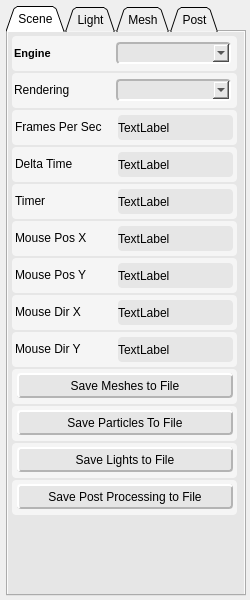
Old version of the form ShaderEditor/qt/project/tweaker.ui in the repository karajensen/shader-editor.
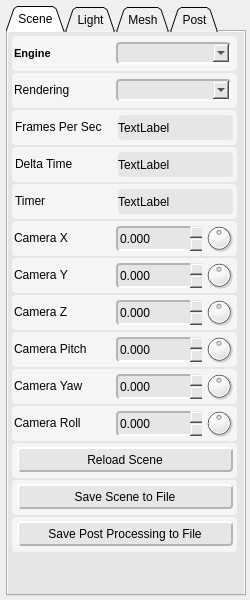
New version of the form.

Commit message: adding mock scene

```diff
--- a/ShaderEditor/qt/project/tweaker.ui
+++ b/ShaderEditor/qt/project/tweaker.ui
@@ -688,13 +688,7 @@
          </widget>
         </item>
         <item>
-         <widget class="QFrame" name="mousePosX">
-          <property name="sizePolicy">
-           <sizepolicy hsizetype="Fixed" vsizetype="Fixed">
-            <horstretch>0</horstretch>
-            <verstretch>0</verstretch>
-           </sizepolicy>
-          </property>
+         <widget class="QFrame" name="cameraX">
           <property name="minimumSize">
            <size>
             <width>225</width>
@@ -712,15 +706,18 @@
 border-radius: 4px;</string>
           </property>
           <property name="frameShape">
-           <enum>QFrame::Panel</enum>
+           <enum>QFrame::NoFrame</enum>
           </property>
           <property name="frameShadow">
-           <enum>QFrame::Raised</enum>
+           <enum>QFrame::Plain</enum>
           </property>
-          <widget class="QLabel" name="mousePosX_lbl">
+          <property name="lineWidth">
+           <number>0</number>
+          </property>
+          <widget class="QLabel" name="cameraX_lbl">
            <property name="geometry">
             <rect>
-             <x>3</x>
+             <x>2</x>
              <y>2</y>
              <width>100</width>
              <height>30</height>
@@ -750,70 +747,109 @@
              <bold>false</bold>
             </font>
            </property>
+           <property name="styleSheet">
+            <string notr="true">border-width: 0px;</string>
+           </property>
            <property name="text">
-            <string>Mouse Pos X</string>
+            <string>Camera X</string>
            </property>
+           <property name="margin">
+            <number>1</number>
+           </property>
           </widget>
-          <widget class="QLabel" name="mousePosX_text">
+          <widget class="QDoubleSpinBox" name="cameraX_value">
            <property name="geometry">
             <rect>
-             <x>106</x>
+             <x>104</x>
              <y>5</y>
-             <width>115</width>
+             <width>86</width>
              <height>25</height>
             </rect>
            </property>
            <property name="sizePolicy">
-            <sizepolicy hsizetype="Expanding" vsizetype="Expanding">
+            <sizepolicy hsizetype="Fixed" vsizetype="Fixed">
              <horstretch>0</horstretch>
              <verstretch>0</verstretch>
             </sizepolicy>
            </property>
            <property name="minimumSize">
             <size>
-             <width>115</width>
+             <width>86</width>
              <height>25</height>
             </size>
            </property>
            <property name="maximumSize">
             <size>
-             <width>115</width>
+             <width>86</width>
              <height>25</height>
             </size>
            </property>
-           <property name="autoFillBackground">
-            <bool>false</bool>
-           </property>
            <property name="styleSheet">
             <string notr="true">background-color: rgb(230, 230, 230);
-</string>
+border-top-color: rgb(180, 180, 180);
+border-left-color: rgb(180, 180, 180);
+border-bottom-color: rgb(255, 255, 255);
+border-right-color: rgb(255, 255, 255);
+border-style: solid;
+border-width: 2px;</string>
            </property>
-           <property name="frameShape">
-            <enum>QFrame::NoFrame</enum>
+           <property name="frame">
+            <bool>false</bool>
            </property>
-           <property name="frameShadow">
-            <enum>QFrame::Plain</enum>
+           <property name="buttonSymbols">
+            <enum>QAbstractSpinBox::UpDownArrows</enum>
            </property>
-           <property name="lineWidth">
-            <number>0</number>
+           <property name="decimals">
+            <number>3</number>
            </property>
-           <property name="text">
-            <string>TextLabel</string>
+           <property name="minimum">
+            <double>-9999.000000000000000</double>
            </property>
-           <property name="margin">
-            <number>3</number>
+           <property name="maximum">
+            <double>9999.000000000000000</double>
            </property>
           </widget>
+          <widget class="QDial" name="cameraX_dial">
+           <property name="geometry">
+            <rect>
+             <x>192</x>
+             <y>2</y>
+             <width>30</width>
+             <height>30</height>
+            </rect>
+           </property>
+           <property name="sizePolicy">
+            <sizepolicy hsizetype="Fixed" vsizetype="Fixed">
+             <horstretch>0</horstretch>
+             <verstretch>0</verstretch>
+            </sizepolicy>
+           </property>
+           <property name="minimumSize">
+            <size>
+             <width>30</width>
+             <height>30</height>
+            </size>
+           </property>
+           <property name="maximumSize">
+            <size>
+             <width>30</width>
+             <height>30</height>
+            </size>
+           </property>
+           <property name="styleSheet">
+            <string notr="true">border-width: 0px;</string>
+           </property>
+           <property name="minimum">
+            <number>-10000</number>
+           </property>
+           <property name="maximum">
+            <number>10000</number>
+           </property>
+          </widget>
          </widget>
         </item>
         <item>
-         <widget class="QFrame" name="mousePosY">
-          <property name="sizePolicy">
-           <sizepolicy hsizetype="Fixed" vsizetype="Fixed">
-            <horstretch>0</horstretch>
-            <verstretch>0</verstretch>
-           </sizepolicy>
-          </property>
+         <widget class="QFrame" name="cameraY">
           <property name="minimumSize">
            <size>
             <width>225</width>
@@ -831,15 +867,18 @@
 border-radius: 4px;</string>
           </property>
           <property name="frameShape">
-           <enum>QFrame::Panel</enum>
+           <enum>QFrame::NoFrame</enum>
           </property>
           <property name="frameShadow">
-           <enum>QFrame::Raised</enum>
+           <enum>QFrame::Plain</enum>
           </property>
-          <widget class="QLabel" name="mousePosY_lbl">
+          <property name="lineWidth">
+           <number>0</number>
+          </property>
+          <widget class="QLabel" name="cameraY_lbl">
            <property name="geometry">
             <rect>
-             <x>3</x>
+             <x>2</x>
              <y>2</y>
              <width>100</width>
              <height>30</height>
@@ -869,70 +908,109 @@
              <bold>false</bold>
             </font>
            </property>
+           <property name="styleSheet">
+            <string notr="true">border-width: 0px;</string>
+           </property>
            <property name="text">
-            <string>Mouse Pos Y</string>
+            <string>Camera Y</string>
            </property>
+           <property name="margin">
+            <number>1</number>
+           </property>
           </widget>
-          <widget class="QLabel" name="mousePosY_text">
+          <widget class="QDoubleSpinBox" name="cameraY_value">
            <property name="geometry">
             <rect>
-             <x>106</x>
+             <x>104</x>
              <y>5</y>
-             <width>115</width>
+             <width>86</width>
              <height>25</height>
             </rect>
            </property>
            <property name="sizePolicy">
-            <sizepolicy hsizetype="Expanding" vsizetype="Expanding">
+            <sizepolicy hsizetype="Fixed" vsizetype="Fixed">
              <horstretch>0</horstretch>
              <verstretch>0</verstretch>
             </sizepolicy>
            </property>
            <property name="minimumSize">
             <size>
-             <width>115</width>
+             <width>86</width>
              <height>25</height>
             </size>
            </property>
            <property name="maximumSize">
             <size>
-             <width>115</width>
+             <width>86</width>
              <height>25</height>
             </size>
            </property>
-           <property name="autoFillBackground">
-            <bool>false</bool>
-           </property>
            <property name="styleSheet">
             <string notr="true">background-color: rgb(230, 230, 230);
-</string>
+border-top-color: rgb(180, 180, 180);
+border-left-color: rgb(180, 180, 180);
+border-bottom-color: rgb(255, 255, 255);
+border-right-color: rgb(255, 255, 255);
+border-style: solid;
+border-width: 2px;</string>
            </property>
-           <property name="frameShape">
-            <enum>QFrame::NoFrame</enum>
+           <property name="frame">
+            <bool>false</bool>
            </property>
-           <property name="frameShadow">
-            <enum>QFrame::Plain</enum>
+           <property name="buttonSymbols">
+            <enum>QAbstractSpinBox::UpDownArrows</enum>
            </property>
-           <property name="lineWidth">
-            <number>0</number>
+           <property name="decimals">
+            <number>3</number>
            </property>
-           <property name="text">
-            <string>TextLabel</string>
+           <property name="minimum">
+            <double>-9999.000000000000000</double>
            </property>
-           <property name="margin">
-            <number>3</number>
+           <property name="maximum">
+            <double>9999.000000000000000</double>
            </property>
           </widget>
+          <widget class="QDial" name="cameraY_dial">
+           <property name="geometry">
+            <rect>
+             <x>192</x>
+             <y>2</y>
+             <width>30</width>
+             <height>30</height>
+            </rect>
+           </property>
+           <property name="sizePolicy">
+            <sizepolicy hsizetype="Fixed" vsizetype="Fixed">
+             <horstretch>0</horstretch>
+             <verstretch>0</verstretch>
+            </sizepolicy>
+           </property>
+           <property name="minimumSize">
+            <size>
+             <width>30</width>
+             <height>30</height>
+            </size>
+           </property>
+           <property name="maximumSize">
+            <size>
+             <width>30</width>
+             <height>30</height>
+            </size>
+           </property>
+           <property name="styleSheet">
+            <string notr="true">border-width: 0px;</string>
+           </property>
+           <property name="minimum">
+            <number>-10000</number>
+           </property>
+           <property name="maximum">
+            <number>10000</number>
+           </property>
+          </widget>
          </widget>
         </item>
         <item>
-         <widget class="QFrame" name="mouseDirX">
-          <property name="sizePolicy">
-           <sizepolicy hsizetype="Fixed" vsizetype="Fixed">
-            <horstretch>0</horstretch>
-            <verstretch>0</verstretch>
-           </sizepolicy>
-          </property>
+         <widget class="QFrame" name="cameraZ">
           <property name="minimumSize">
            <size>
             <width>225</width>
@@ -950,15 +1028,18 @@
 border-radius: 4px;</string>
           </property>
           <property name="frameShape">
-           <enum>QFrame::Panel</enum>
+           <enum>QFrame::NoFrame</enum>
           </property>
           <property name="frameShadow">
-           <enum>QFrame::Raised</enum>
+           <enum>QFrame::Plain</enum>
           </property>
-          <widget class="QLabel" name="mouseDirX_lbl">
+          <property name="lineWidth">
+           <number>0</number>
+          </property>
+          <widget class="QLabel" name="cameraZ_lbl">
            <property name="geometry">
             <rect>
-             <x>3</x>
+             <x>2</x>
              <y>2</y>
              <width>100</width>
              <height>30</height>
@@ -988,70 +1069,109 @@
              <bold>false</bold>
             </font>
            </property>
+           <property name="styleSheet">
+            <string notr="true">border-width: 0px;</string>
+           </property>
            <property name="text">
-            <string>Mouse Dir X</string>
+            <string>Camera Z</string>
            </property>
+           <property name="margin">
+            <number>1</number>
+           </property>
           </widget>
-          <widget class="QLabel" name="mouseDirX_text">
+          <widget class="QDoubleSpinBox" name="cameraZ_value">
            <property name="geometry">
             <rect>
-             <x>106</x>
+             <x>104</x>
              <y>5</y>
-             <width>115</width>
+             <width>86</width>
              <height>25</height>
             </rect>
            </property>
            <property name="sizePolicy">
-            <sizepolicy hsizetype="Expanding" vsizetype="Expanding">
+            <sizepolicy hsizetype="Fixed" vsizetype="Fixed">
              <horstretch>0</horstretch>
              <verstretch>0</verstretch>
             </sizepolicy>
            </property>
            <property name="minimumSize">
             <size>
-             <width>115</width>
+             <width>86</width>
              <height>25</height>
             </size>
            </property>
            <property name="maximumSize">
             <size>
-             <width>115</width>
+             <width>86</width>
              <height>25</height>
             </size>
            </property>
-           <property name="autoFillBackground">
-            <bool>false</bool>
-           </property>
            <property name="styleSheet">
             <string notr="true">background-color: rgb(230, 230, 230);
-</string>
+border-top-color: rgb(180, 180, 180);
+border-left-color: rgb(180, 180, 180);
+border-bottom-color: rgb(255, 255, 255);
+border-right-color: rgb(255, 255, 255);
+border-style: solid;
+border-width: 2px;</string>
            </property>
-           <property name="frameShape">
-            <enum>QFrame::NoFrame</enum>
+           <property name="frame">
+            <bool>false</bool>
            </property>
-           <property name="frameShadow">
-            <enum>QFrame::Plain</enum>
+           <property name="buttonSymbols">
+            <enum>QAbstractSpinBox::UpDownArrows</enum>
            </property>
-           <property name="lineWidth">
-            <number>0</number>
+           <property name="decimals">
+            <number>3</number>
            </property>
-           <property name="text">
-            <string>TextLabel</string>
+           <property name="minimum">
+            <double>-9999.000000000000000</double>
            </property>
-           <property name="margin">
-            <number>3</number>
+           <property name="maximum">
+            <double>9999.000000000000000</double>
            </property>
           </widget>
+          <widget class="QDial" name="cameraZ_dial">
+           <property name="geometry">
+            <rect>
+             <x>192</x>
+             <y>2</y>
+             <width>30</width>
+             <height>30</height>
+            </rect>
+           </property>
+           <property name="sizePolicy">
+            <sizepolicy hsizetype="Fixed" vsizetype="Fixed">
+             <horstretch>0</horstretch>
+             <verstretch>0</verstretch>
+            </sizepolicy>
+           </property>
+           <property name="minimumSize">
+            <size>
+             <width>30</width>
+             <height>30</height>
+            </size>
+           </property>
+           <property name="maximumSize">
+            <size>
+             <width>30</width>
+             <height>30</height>
+            </size>
+           </property>
+           <property name="styleSheet">
+            <string notr="true">border-width: 0px;</string>
+           </property>
+           <property name="minimum">
+            <number>-10000</number>
+           </property>
+           <property name="maximum">
+            <number>10000</number>
+           </property>
+          </widget>
          </widget>
         </item>
         <item>
-         <widget class="QFrame" name="mouseDirY">
-          <property name="sizePolicy">
-           <sizepolicy hsizetype="Fixed" vsizetype="Fixed">
-            <horstretch>0</horstretch>
-            <verstretch>0</verstretch>
-           </sizepolicy>
-          </property>
+         <widget class="QFrame" name="cameraPitch">
           <property name="minimumSize">
            <size>
             <width>225</width>
@@ -1069,15 +1189,18 @@
 border-radius: 4px;</string>
           </property>
           <property name="frameShape">
-           <enum>QFrame::Panel</enum>
+           <enum>QFrame::NoFrame</enum>
           </property>
           <property name="frameShadow">
-           <enum>QFrame::Raised</enum>
+           <enum>QFrame::Plain</enum>
           </property>
-          <widget class="QLabel" name="mouseDirY_lbl">
+          <property name="lineWidth">
+           <number>0</number>
+          </property>
+          <widget class="QLabel" name="cameraPitch_lbl">
            <property name="geometry">
             <rect>
-             <x>3</x>
+             <x>2</x>
              <y>2</y>
              <width>100</width>
              <height>30</height>
@@ -1107,70 +1230,276 @@
              <bold>false</bold>
             </font>
            </property>
+           <property name="styleSheet">
+            <string notr="true">border-width: 0px;</string>
+           </property>
            <property name="text">
-            <string>Mouse Dir Y</string>
+            <string>Camera Pitch</string>
            </property>
+           <property name="margin">
+            <number>1</number>
+           </property>
           </widget>
-          <widget class="QLabel" name="mouseDirY_text">
+          <widget class="QDoubleSpinBox" name="cameraPitch_value">
            <property name="geometry">
             <rect>
-             <x>106</x>
+             <x>104</x>
              <y>5</y>
-             <width>115</width>
+             <width>86</width>
              <height>25</height>
             </rect>
            </property>
            <property name="sizePolicy">
-            <sizepolicy hsizetype="Expanding" vsizetype="Expanding">
+            <sizepolicy hsizetype="Fixed" vsizetype="Fixed">
              <horstretch>0</horstretch>
              <verstretch>0</verstretch>
             </sizepolicy>
            </property>
            <property name="minimumSize">
             <size>
-             <width>115</width>
+             <width>86</width>
              <height>25</height>
             </size>
            </property>
            <property name="maximumSize">
             <size>
-             <width>115</width>
+             <width>86</width>
              <height>25</height>
             </size>
            </property>
-           <property name="autoFillBackground">
+           <property name="styleSheet">
+            <string notr="true">background-color: rgb(230, 230, 230);
+border-top-color: rgb(180, 180, 180);
+border-left-color: rgb(180, 180, 180);
+border-bottom-color: rgb(255, 255, 255);
+border-right-color: rgb(255, 255, 255);
+border-style: solid;
+border-width: 2px;</string>
+           </property>
+           <property name="frame">
             <bool>false</bool>
            </property>
+           <property name="buttonSymbols">
+            <enum>QAbstractSpinBox::UpDownArrows</enum>
+           </property>
+           <property name="decimals">
+            <number>3</number>
+           </property>
+           <property name="minimum">
+            <double>-9999.000000000000000</double>
+           </property>
+           <property name="maximum">
+            <double>9999.000000000000000</double>
+           </property>
+           <property name="singleStep">
+            <double>0.050000000000000</double>
+           </property>
+          </widget>
+          <widget class="QDial" name="cameraPitch_dial">
+           <property name="geometry">
+            <rect>
+             <x>192</x>
+             <y>2</y>
+             <width>30</width>
+             <height>30</height>
+            </rect>
+           </property>
+           <property name="sizePolicy">
+            <sizepolicy hsizetype="Fixed" vsizetype="Fixed">
+             <horstretch>0</horstretch>
+             <verstretch>0</verstretch>
+            </sizepolicy>
+           </property>
+           <property name="minimumSize">
+            <size>
+             <width>30</width>
+             <height>30</height>
+            </size>
+           </property>
+           <property name="maximumSize">
+            <size>
+             <width>30</width>
+             <height>30</height>
+            </size>
+           </property>
            <property name="styleSheet">
-            <string notr="true">background-color: rgb(230, 230, 230);
-</string>
+            <string notr="true">border-width: 0px;</string>
            </property>
-           <property name="frameShape">
-            <enum>QFrame::NoFrame</enum>
+           <property name="minimum">
+            <number>-10000</number>
            </property>
-           <property name="frameShadow">
-            <enum>QFrame::Plain</enum>
+           <property name="maximum">
+            <number>10000</number>
            </property>
-           <property name="lineWidth">
-            <number>0</number>
+          </widget>
+         </widget>
+        </item>
+        <item>
+         <widget class="QFrame" name="cameraYaw">
+          <property name="minimumSize">
+           <size>
+            <width>225</width>
+            <height>35</height>
+           </size>
+          </property>
+          <property name="maximumSize">
+           <size>
+            <width>225</width>
+            <height>35</height>
+           </size>
+          </property>
+          <property name="styleSheet">
+           <string notr="true">background-color: rgb(245, 245, 245);
+border-radius: 4px;</string>
+          </property>
+          <property name="frameShape">
+           <enum>QFrame::NoFrame</enum>
+          </property>
+          <property name="frameShadow">
+           <enum>QFrame::Plain</enum>
+          </property>
+          <property name="lineWidth">
+           <number>0</number>
+          </property>
+          <widget class="QLabel" name="cameraYaw_lbl">
+           <property name="geometry">
+            <rect>
+             <x>2</x>
+             <y>2</y>
+             <width>100</width>
+             <height>30</height>
+            </rect>
            </property>
+           <property name="sizePolicy">
+            <sizepolicy hsizetype="Fixed" vsizetype="Fixed">
+             <horstretch>0</horstretch>
+             <verstretch>0</verstretch>
+            </sizepolicy>
+           </property>
+           <property name="minimumSize">
+            <size>
+             <width>100</width>
+             <height>30</height>
+            </size>
+           </property>
+           <property name="maximumSize">
+            <size>
+             <width>100</width>
+             <height>30</height>
+            </size>
+           </property>
+           <property name="font">
+            <font>
+             <weight>50</weight>
+             <bold>false</bold>
+            </font>
+           </property>
+           <property name="styleSheet">
+            <string notr="true">border-width: 0px;</string>
+           </property>
            <property name="text">
-            <string>TextLabel</string>
+            <string>Camera Yaw</string>
            </property>
            <property name="margin">
+            <number>1</number>
+           </property>
+          </widget>
+          <widget class="QDoubleSpinBox" name="cameraYaw_value">
+           <property name="geometry">
+            <rect>
+             <x>104</x>
+             <y>5</y>
+             <width>86</width>
+             <height>25</height>
+            </rect>
+           </property>
+           <property name="sizePolicy">
+            <sizepolicy hsizetype="Fixed" vsizetype="Fixed">
+             <horstretch>0</horstretch>
+             <verstretch>0</verstretch>
+            </sizepolicy>
+           </property>
+           <property name="minimumSize">
+            <size>
+             <width>86</width>
+             <height>25</height>
+            </size>
+           </property>
+           <property name="maximumSize">
+            <size>
+             <width>86</width>
+             <height>25</height>
+            </size>
+           </property>
+           <property name="styleSheet">
+            <string notr="true">background-color: rgb(230, 230, 230);
+border-top-color: rgb(180, 180, 180);
+border-left-color: rgb(180, 180, 180);
+border-bottom-color: rgb(255, 255, 255);
+border-right-color: rgb(255, 255, 255);
+border-style: solid;
+border-width: 2px;</string>
+           </property>
+           <property name="frame">
+            <bool>false</bool>
+           </property>
+           <property name="buttonSymbols">
+            <enum>QAbstractSpinBox::UpDownArrows</enum>
+           </property>
+           <property name="decimals">
             <number>3</number>
            </property>
+           <property name="minimum">
+            <double>-9999.000000000000000</double>
+           </property>
+           <property name="maximum">
+            <double>9999.000000000000000</double>
+           </property>
+           <property name="singleStep">
+            <double>0.050000000000000</double>
+           </property>
           </widget>
+          <widget class="QDial" name="cameraYaw_dial">
+           <property name="geometry">
+            <rect>
+             <x>192</x>
+             <y>2</y>
+             <width>30</width>
+             <height>30</height>
+            </rect>
+           </property>
+           <property name="sizePolicy">
+            <sizepolicy hsizetype="Fixed" vsizetype="Fixed">
+             <horstretch>0</horstretch>
+             <verstretch>0</verstretch>
+            </sizepolicy>
+           </property>
+           <property name="minimumSize">
+            <size>
+             <width>30</width>
+             <height>30</height>
+            </size>
+           </property>
+           <property name="maximumSize">
+            <size>
+             <width>30</width>
+             <height>30</height>
+            </size>
+           </property>
+           <property name="styleSheet">
+            <string notr="true">border-width: 0px;</string>
+           </property>
+           <property name="minimum">
+            <number>-10000</number>
+           </property>
+           <property name="maximum">
+            <number>10000</number>
+           </property>
+          </widget>
          </widget>
         </item>
         <item>
-         <widget class="QFrame" name="saveMeshes">
-          <property name="sizePolicy">
-           <sizepolicy hsizetype="Fixed" vsizetype="Fixed">
-            <horstretch>0</horstretch>
-            <verstretch>0</verstretch>
-           </sizepolicy>
-          </property>
+         <widget class="QFrame" name="cameraRoll">
           <property name="minimumSize">
            <size>
             <width>225</width>
@@ -1188,36 +1517,149 @@
 border-radius: 4px;</string>
           </property>
           <property name="frameShape">
-           <enum>QFrame::Panel</enum>
+           <enum>QFrame::NoFrame</enum>
           </property>
           <property name="frameShadow">
-           <enum>QFrame::Raised</enum>
+           <enum>QFrame::Plain</enum>
           </property>
-          <widget class="QPushButton" name="saveMeshes_btn">
+          <property name="lineWidth">
+           <number>0</number>
+          </property>
+          <widget class="QLabel" name="cameraRoll_lbl">
            <property name="geometry">
             <rect>
-             <x>5</x>
-             <y>4</y>
-             <width>216</width>
+             <x>2</x>
+             <y>2</y>
+             <width>100</width>
+             <height>30</height>
+            </rect>
+           </property>
+           <property name="sizePolicy">
+            <sizepolicy hsizetype="Fixed" vsizetype="Fixed">
+             <horstretch>0</horstretch>
+             <verstretch>0</verstretch>
+            </sizepolicy>
+           </property>
+           <property name="minimumSize">
+            <size>
+             <width>100</width>
+             <height>30</height>
+            </size>
+           </property>
+           <property name="maximumSize">
+            <size>
+             <width>100</width>
+             <height>30</height>
+            </size>
+           </property>
+           <property name="font">
+            <font>
+             <weight>50</weight>
+             <bold>false</bold>
+            </font>
+           </property>
+           <property name="styleSheet">
+            <string notr="true">border-width: 0px;</string>
+           </property>
+           <property name="text">
+            <string>Camera Roll</string>
+           </property>
+           <property name="margin">
+            <number>1</number>
+           </property>
+          </widget>
+          <widget class="QDoubleSpinBox" name="cameraRoll_value">
+           <property name="geometry">
+            <rect>
+             <x>104</x>
+             <y>5</y>
+             <width>86</width>
              <height>25</height>
             </rect>
            </property>
+           <property name="sizePolicy">
+            <sizepolicy hsizetype="Fixed" vsizetype="Fixed">
+             <horstretch>0</horstretch>
+             <verstretch>0</verstretch>
+            </sizepolicy>
+           </property>
+           <property name="minimumSize">
+            <size>
+             <width>86</width>
+             <height>25</height>
+            </size>
+           </property>
+           <property name="maximumSize">
+            <size>
+             <width>86</width>
+             <height>25</height>
+            </size>
+           </property>
            <property name="styleSheet">
             <string notr="true">background-color: rgb(230, 230, 230);
-border-top-color: rgb(255, 255, 255);
-border-left-color: rgb(255, 255, 255);
-border-bottom-color: rgb(180, 180, 180);
-border-right-color: rgb(180, 180, 180);
+border-top-color: rgb(180, 180, 180);
+border-left-color: rgb(180, 180, 180);
+border-bottom-color: rgb(255, 255, 255);
+border-right-color: rgb(255, 255, 255);
 border-style: solid;
 border-width: 2px;</string>
            </property>
-           <property name="text">
-            <string>Save Meshes to File</string>
-           </property>
-           <property name="default">
+           <property name="frame">
             <bool>false</bool>
            </property>
+           <property name="buttonSymbols">
+            <enum>QAbstractSpinBox::UpDownArrows</enum>
+           </property>
+           <property name="decimals">
+            <number>3</number>
+           </property>
+           <property name="minimum">
+            <double>-9999.000000000000000</double>
+           </property>
+           <property name="maximum">
+            <double>9999.000000000000000</double>
+           </property>
+           <property name="singleStep">
+            <double>0.050000000000000</double>
+           </property>
           </widget>
+          <widget class="QDial" name="cameraRoll_dial">
+           <property name="geometry">
+            <rect>
+             <x>192</x>
+             <y>2</y>
+             <width>30</width>
+             <height>30</height>
+            </rect>
+           </property>
+           <property name="sizePolicy">
+            <sizepolicy hsizetype="Fixed" vsizetype="Fixed">
+             <horstretch>0</horstretch>
+             <verstretch>0</verstretch>
+            </sizepolicy>
+           </property>
+           <property name="minimumSize">
+            <size>
+             <width>30</width>
+             <height>30</height>
+            </size>
+           </property>
+           <property name="maximumSize">
+            <size>
+             <width>30</width>
+             <height>30</height>
+            </size>
+           </property>
+           <property name="styleSheet">
+            <string notr="true">border-width: 0px;</string>
+           </property>
+           <property name="minimum">
+            <number>-10000</number>
+           </property>
+           <property name="maximum">
+            <number>10000</number>
+           </property>
+          </widget>
          </widget>
         </item>
         <item>
@@ -1269,7 +1711,7 @@
 border-width: 2px;</string>
            </property>
            <property name="text">
-            <string>Save Particles To File</string>
+            <string>Reload Scene</string>
            </property>
            <property name="default">
             <bool>false</bool>
@@ -1326,7 +1768,10 @@
 border-width: 2px;</string>
            </property>
            <property name="text">
-            <string>Save Lights to File</string>
+            <string>Save Scene to File</string>
+           </property>
+           <property name="default">
+            <bool>false</bool>
            </property>
           </widget>
          </widget>
```
Left out of the diff: 17 changed lines with no effect on the pictures. The commit also changes 48 other files.
